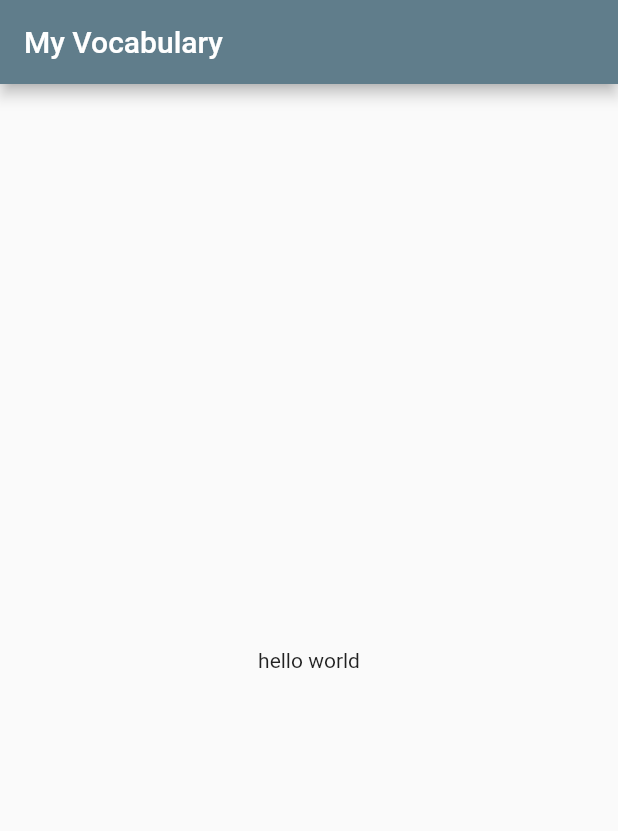
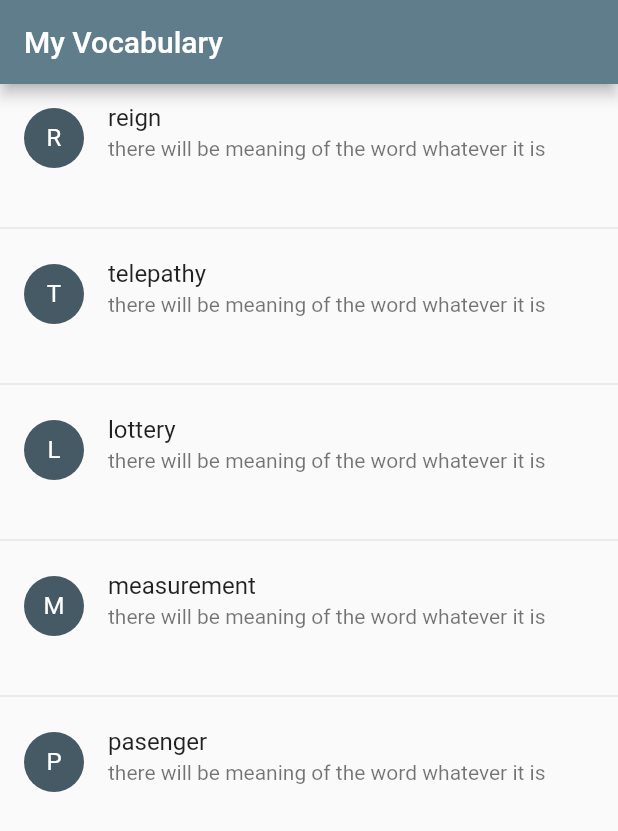
Before and after one commit to OzanOcak/vocab_app01, a Flutter app: the screen it shows after launch, on a phone screen of 412 x 824 dp. Shown: the top 831 px of the screen. Run offline on Flutter 3.47's test engine with Material 2 defaults, Android fonts, the phone set to English and light mode, and no system bars.

Commit message:
fetching list from array

```diff
--- a/lib/main.dart
+++ b/lib/main.dart
@@ -16,6 +16,8 @@ class MyWords extends StatelessWidget {
 class MyHomePage extends StatelessWidget {
   final String title;
 
+  var words = const ['reign','telepathy','lottery','measurement','pasenger'];
+
   MyHomePage({this.title});
 
   @override
@@ -24,7 +26,22 @@ class MyHomePage extends StatelessWidget {
       appBar: AppBar(
         title: Text(this.title),
       ),
-      body: Center(child:Text("hello world")),
+      body:  ListView.separated(
+        itemCount: words.length,
+        separatorBuilder: (context, index) => Divider(),
+        itemBuilder: (BuildContext context, int index) {
+          var word = words[index];
+
+          return ListTile(
+            title: Text(word),
+            isThreeLine: true,
+            leading: CircleAvatar(
+              child: Text(word[0].toUpperCase()),
+            ),
+            subtitle: Text('there will be meaning of the word whatever it is '),
+          );
+        },
+      ),
     );
   }
 }
```
